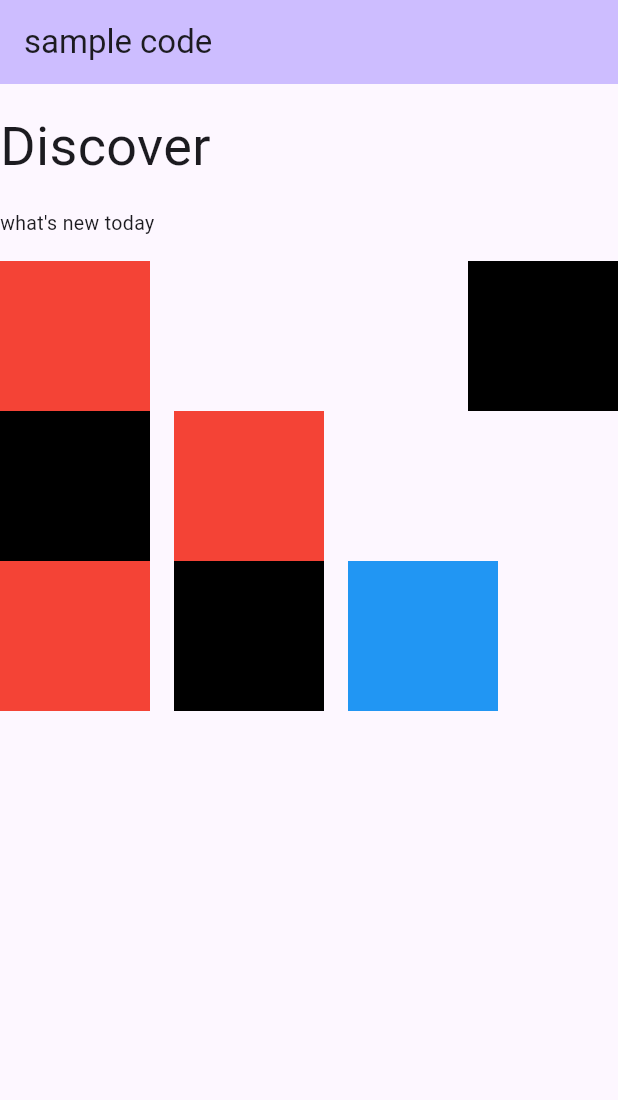
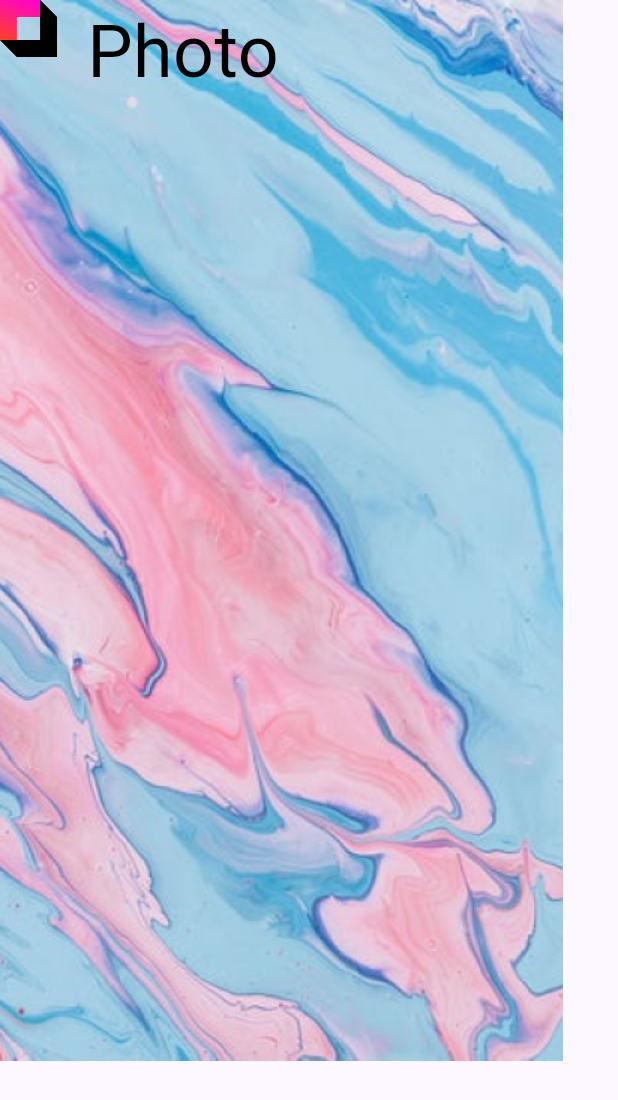
Before and after one commit to jintaeyeong/Develop-Flutter, a Flutter app: the screen it shows after launch, on a phone screen of 412 x 824 dp. Shown: the top 1100 px of the screen. Run offline on Flutter 3.47's test engine with Material 3 defaults, Android fonts, the phone set to English and light mode, and no system bars; our stand-ins replace bloc, flutter_riverpod, flutter_svg.

Commit message:
20240814 flutter Study 코드 및 과제 이미지 추가
[오늘 배운 것]

피그마에서 PNG, SVG 적용법
Stack 사용
이미지 주의사항
pubspect.yaml 추가 방법(tab 잘쓰기)

```diff
--- a/flutter_study/lib/main.dart
+++ b/flutter_study/lib/main.dart
@@ -1,4 +1,5 @@
 import 'package:flutter/material.dart';
+import 'package:flutter_svg/flutter_svg.dart';
 
 void main() {
   runApp(const MyApp());
@@ -36,19 +37,39 @@ class _MyHomePageState extends State<MyHomePage> {
   @override
   Widget build(BuildContext context) { // setState가 불려지면 항상 실행되는 메소드
     return Scaffold(
-      appBar: AppBar(
-        backgroundColor: Theme.of(context).colorScheme.inversePrimary,
-        title: Text(widget.title),
-      ),
-      body: Column(
+      body: SingleChildScrollView(
+        child: Column(
+          // crossAxisAlignment: CrossAxisAlignment.start,
+          children: [
+            Stack(
+              // alignment: Alignment.center,
+              children: [
+                // 순서가 중요함,, 밑에부터 깔아야됨
+                Image.asset('assets/images/img_bg.png'), // width 늘리기
+                Row(
                   crossAxisAlignment: CrossAxisAlignment.start,
                   children: [
-          const SizedBox(height: 16), // cosnt를 지정하면 한번 실행 후 바뀌지 않으니까 성능 개선하는데 도움을 줄 수 있음
-          const Text('Discover', style: TextStyle(fontSize: 36)),
-          const SizedBox(height: 16),
-          const Text('what\'s new today', style: TextStyle(fontSize: 13)),
-          const SizedBox(height: 16),
-          Row(
+                    SvgPicture.asset('assets/images/ic_logo.svg'),
+                    const SizedBox(width: 20),
+                    const Text('Photo',
+                        style: TextStyle(fontSize: 48,color:Colors.black)
+                    ),
+                  ],
+                )
+              ],
+            )
+
+
+
+
+            //const SizedBox(height: 16), // cosnt를 지정하면 한번 실행 후 바뀌지 않으니까 성능 개선하는데 도움을 줄 수 있음
+            //const Text('Discover', style: TextStyle(fontSize: 36)),
+            //const SizedBox(height: 16),
+
+            // const Text('what\'s new today', style: TextStyle(fontSize: 13)),
+            // const SizedBox(height: 16),
+
+/*            Row(
               children: [
                 Container(
                   height: 100,
@@ -64,7 +85,7 @@ class _MyHomePageState extends State<MyHomePage> {
                   color: Colors.black,
                 ),
               ],
-          ),
+            )*//*,
             Row(
                children: [
                  Container(
@@ -101,8 +122,9 @@ class _MyHomePageState extends State<MyHomePage> {
                 ),
 
               ],
+            ),*/
+          ],
         ),
-        ],
       )
     );
   }
```
Also changed, not shown: flutter_study/pubspec.yaml (+4 -3 lines), flutter_study/CaptureImage/Study_20240814.png (added), flutter_study/assets/images/ic_logo.svg (added), flutter_study/assets/images/img_bg.png (added), flutter_study/pubspec.lock. Lines whose indentation alone changed are shown as unchanged.
